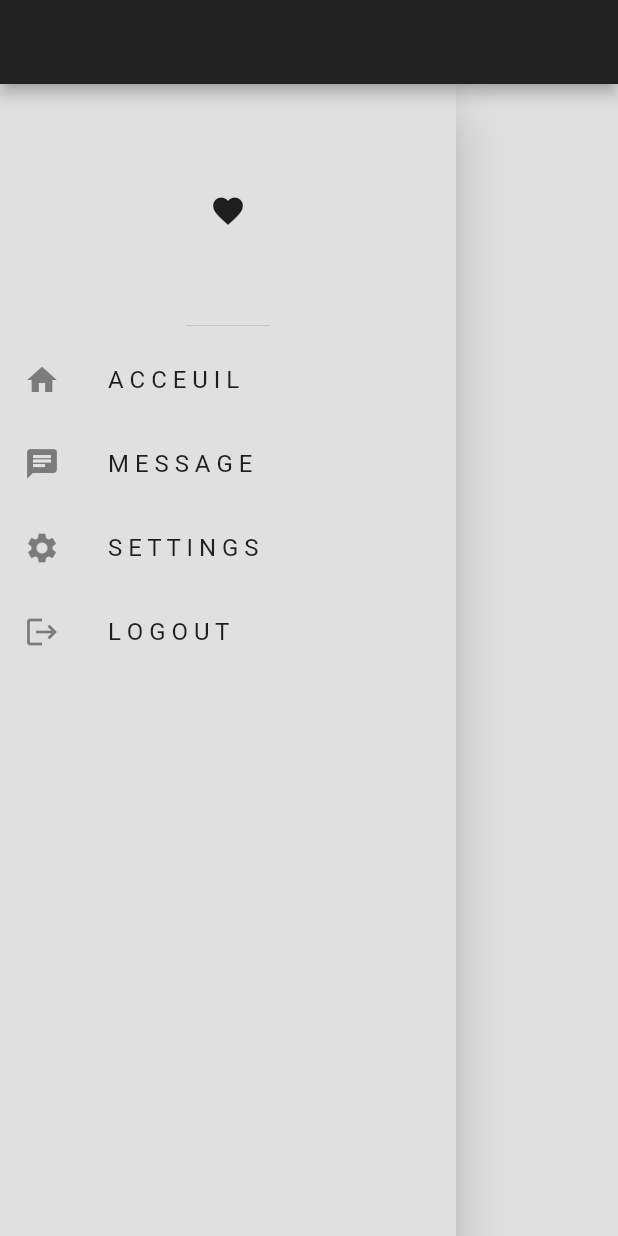
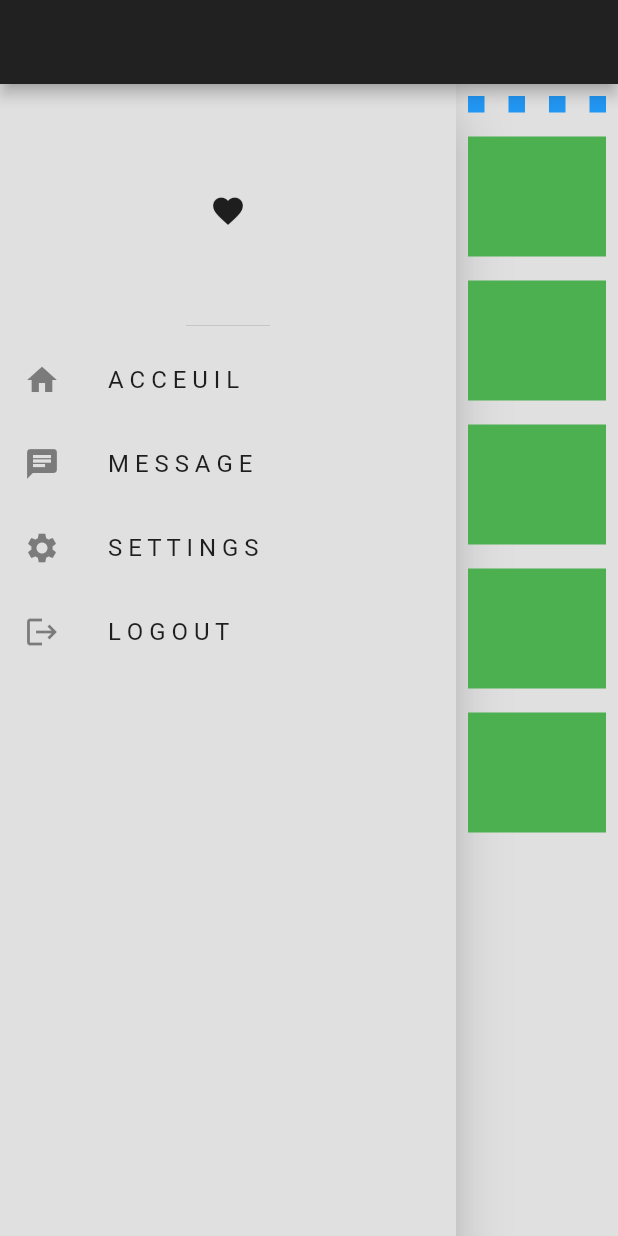
Before and after one commit to DelRoos/responsive-template-model-flutter, a Flutter app: the DesktopScafold screen opened directly, on a phone screen of 412 x 824 dp. Run offline on Flutter 3.47's test engine with Material 2 defaults, Android fonts, the phone set to English and light mode, and no system bars.

Commit message:
add tablet view

```diff
--- a/lib/responsive/devices/desktop_scafold.dart
+++ b/lib/responsive/devices/desktop_scafold.dart
@@ -1,5 +1,7 @@
 import 'package:flutter/material.dart';
 import 'package:responsive_web/responsive/constants.dart';
+import 'package:responsive_web/utils/pub_card.dart';
+import 'package:responsive_web/utils/title_card.dart';
 
 class DesktopScafold extends StatefulWidget {
   const DesktopScafold({super.key});
@@ -18,6 +20,35 @@ class _DesktopScafoldState extends State<DesktopScafold> {
       body: Row(
         children: [
           drawer,
+          Expanded(
+            child: Column(
+              children: [
+                AspectRatio(
+                  aspectRatio: 4,
+                  child: SizedBox(
+                    width: double.infinity,
+                    child: GridView.builder(
+                      itemCount: 4,
+                      gridDelegate: SliverGridDelegateWithFixedCrossAxisCount(
+                        crossAxisCount: 4,
+                      ),
+                      itemBuilder: (context, index) {
+                        return PubCard();
+                      },
+                    ),
+                  ),
+                ),
+                Expanded(
+                  child: ListView.builder(
+                    itemCount: 5,
+                    itemBuilder: (context, builder) {
+                      return TitleCard();
+                    },
+                  ),
+                ),
+              ],
+            ),
+          ),
         ],
       ),
     );
```
